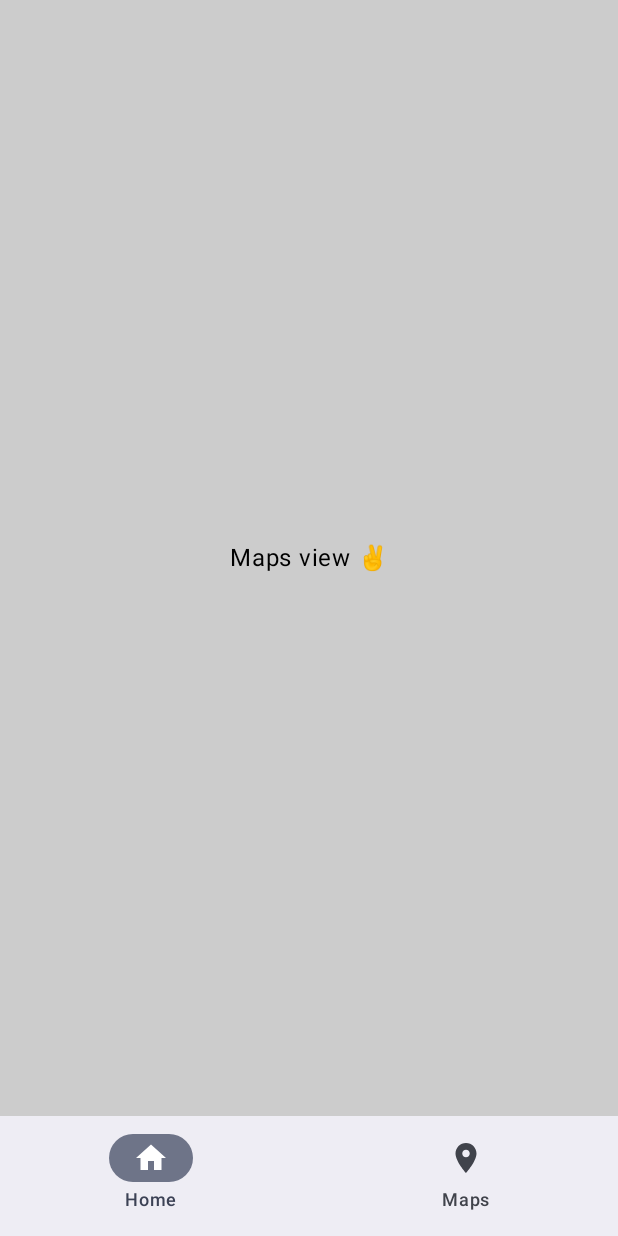
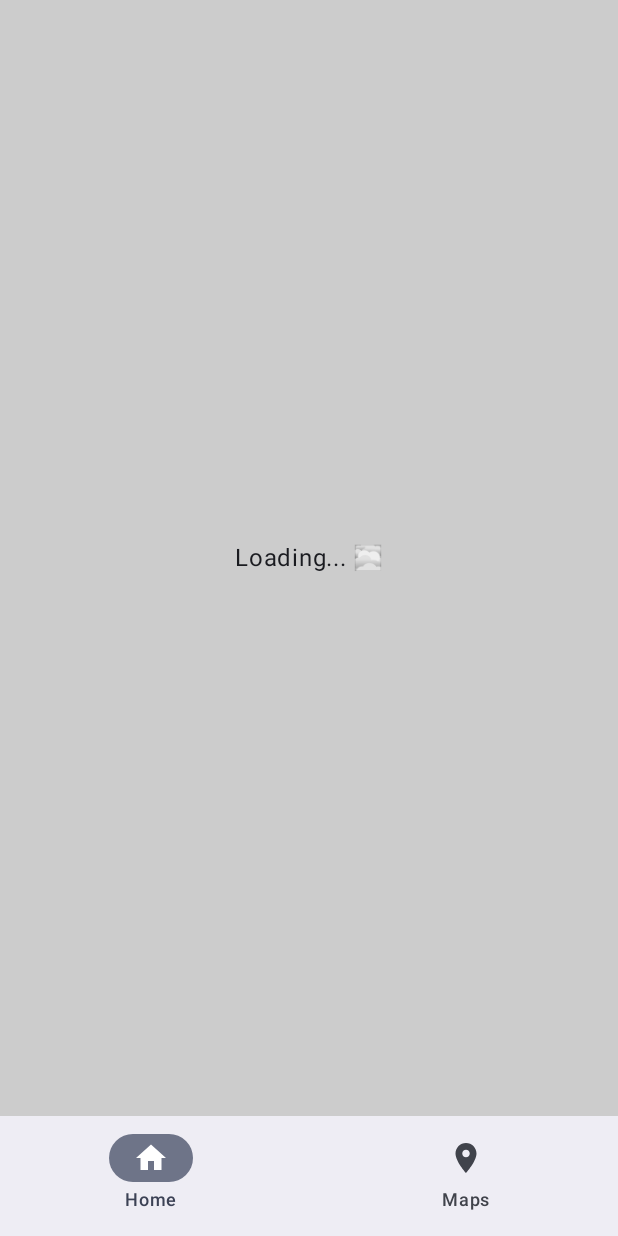
Before and after one commit to marvnramos/ValoApp, an Android app built with Jetpack Compose: the maps screen opened through its navigation route, on a phone screen of 412 x 824 dp. Run offline under Robolectric (Android 15) with nearby library versions, the phone set to English and light mode, and no system bars; our stand-ins replace livedata-compose; 2 statements that could not run were skipped.

```diff
--- a/app/src/main/java/com/example/valoapp/ui/view/screens/MapsScreen.kt
+++ b/app/src/main/java/com/example/valoapp/ui/view/screens/MapsScreen.kt
@@ -1,26 +1,55 @@
 package com.example.valoapp.ui.view.screens
 
+import android.util.Log
+import android.widget.Toast
 import androidx.compose.foundation.background
 import androidx.compose.foundation.layout.Arrangement
 import androidx.compose.foundation.layout.Column
 import androidx.compose.foundation.layout.fillMaxSize
 import androidx.compose.material3.Text
 import androidx.compose.runtime.Composable
+import androidx.compose.runtime.getValue
+import androidx.compose.runtime.livedata.observeAsState
 import androidx.compose.ui.Alignment
 import androidx.compose.ui.Modifier
 import androidx.compose.ui.graphics.Color
+import androidx.compose.ui.platform.LocalContext
 import androidx.compose.ui.tooling.preview.Preview
+import com.example.valoapp.ui.viewmodel.MapsViewModel
+import androidx.lifecycle.viewmodel.compose.viewModel
 
 @Preview
 @Composable
-fun MapsScreen() {
+fun MapsScreen(viewModel: MapsViewModel = viewModel()) {
+    val maps by viewModel.mapsResponse.observeAsState()
+    val isLoading by viewModel.isLoading.observeAsState(true)
+    val errorMessage by viewModel.errorMessage.observeAsState()
+
+    val context = LocalContext.current
+
+
     Column(
         modifier = Modifier
             .fillMaxSize()
             .background(Color.LightGray),
         verticalArrangement = Arrangement.Center,
         horizontalAlignment = Alignment.CenterHorizontally
-        ) {
-        Text(text = "Maps view ✌️", color = Color.Black)
+    ) {
+
+        when {
+            isLoading -> {
+                Text(text = "Loading... ‍🌫️")
+            }
+
+            !isLoading && errorMessage != null -> {
+                Log.d("Map cards", "Error: $errorMessage")
+                Toast.makeText(context, "Bad internet signal!", Toast.LENGTH_SHORT).show()
+
+            }
+
+            maps != null -> {
+                Text(text = "Maps view ✌️ ${maps!!.data.size}", color = Color.Black)
+            }
+        }
     }
 }
```
